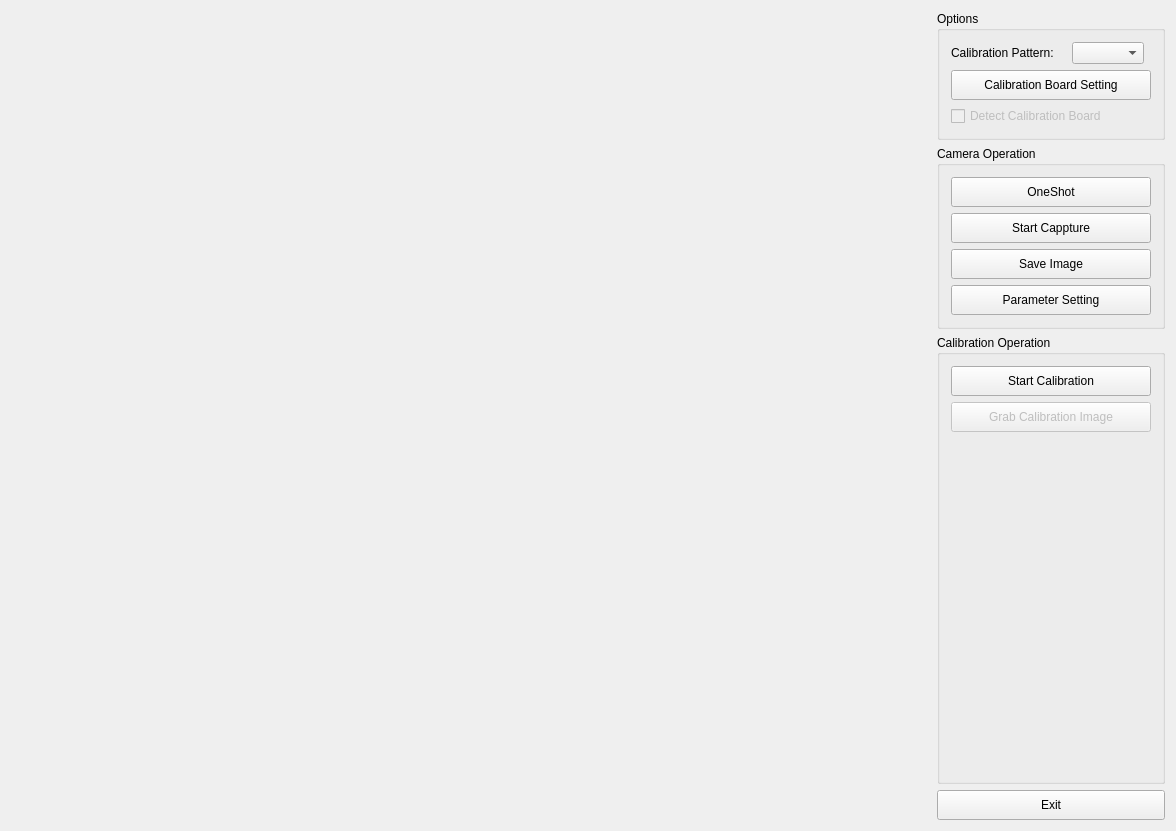
Old version of the form CalibrationApplication/DualViewsCalibrationWindow.ui in the repository ArthurRyan0803/CameraApplication.
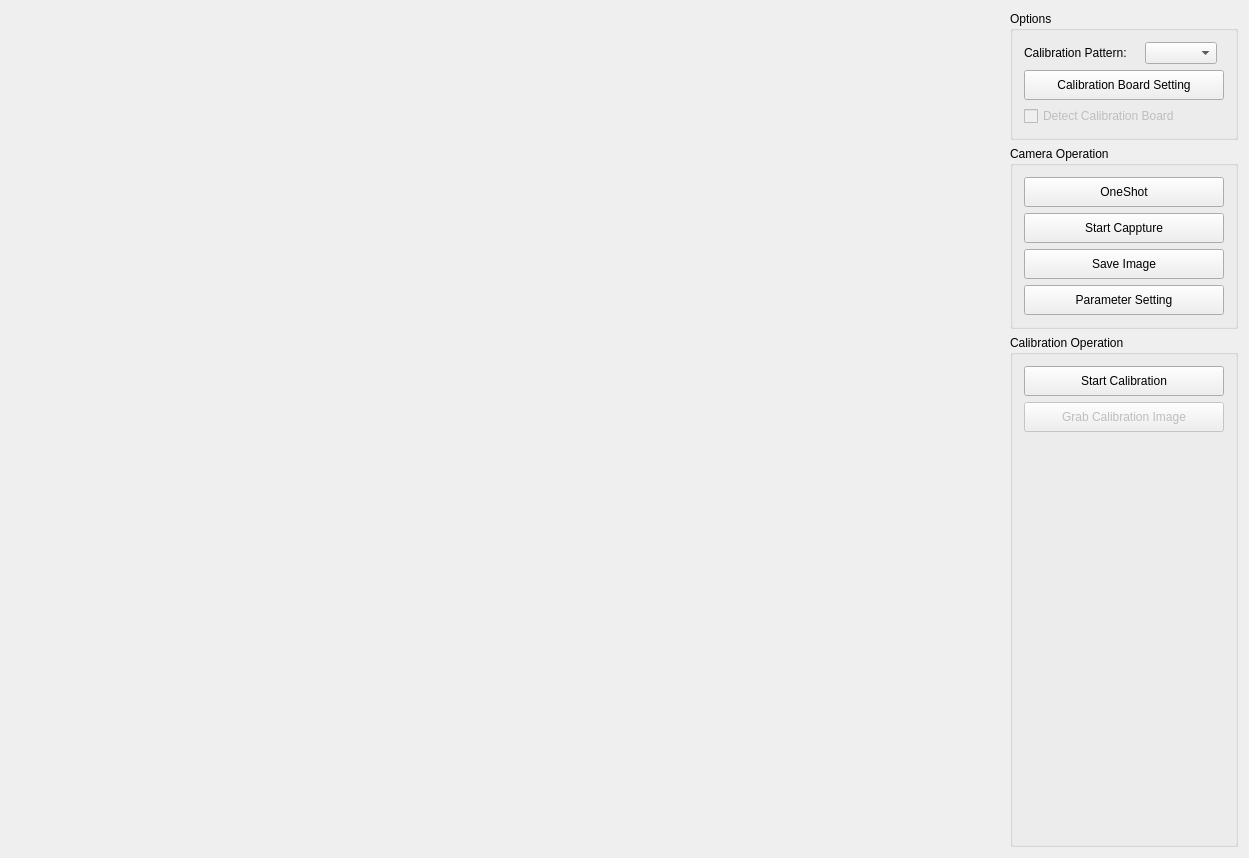
New version of the form.

What changed in the file:
```diff
--- a/CalibrationApplication/DualViewsCalibrationWindow.ui
+++ b/CalibrationApplication/DualViewsCalibrationWindow.ui
@@ -9,8 +9,8 @@
    <rect>
     <x>0</x>
     <y>0</y>
-    <width>1176</width>
-    <height>831</height>
+    <width>1249</width>
+    <height>858</height>
    </rect>
   </property>
   <property name="windowTitle">
@@ -112,7 +112,7 @@
          <item row="4" column="0" colspan="2">
           <widget class="QPushButton" name="btnCalibBoardSetting">
            <property name="sizePolicy">
-            <sizepolicy hsizetype="Fixed" vsizetype="Fixed">
+            <sizepolicy hsizetype="Minimum" vsizetype="Fixed">
              <horstretch>0</horstretch>
              <verstretch>0</verstretch>
             </sizepolicy>
@@ -140,7 +140,7 @@
       <item>
        <widget class="QGroupBox" name="gbCamOperations">
         <property name="sizePolicy">
-         <sizepolicy hsizetype="Maximum" vsizetype="Maximum">
+         <sizepolicy hsizetype="Minimum" vsizetype="Maximum">
           <horstretch>0</horstretch>
           <verstretch>0</verstretch>
          </sizepolicy>
@@ -152,7 +152,7 @@
          <item>
           <widget class="QPushButton" name="btnOneShot">
            <property name="sizePolicy">
-            <sizepolicy hsizetype="Fixed" vsizetype="Fixed">
+            <sizepolicy hsizetype="Minimum" vsizetype="Fixed">
              <horstretch>0</horstretch>
              <verstretch>0</verstretch>
             </sizepolicy>
@@ -177,7 +177,7 @@
          <item>
           <widget class="QPushButton" name="btnCapture">
            <property name="sizePolicy">
-            <sizepolicy hsizetype="Fixed" vsizetype="Fixed">
+            <sizepolicy hsizetype="Minimum" vsizetype="Fixed">
              <horstretch>0</horstretch>
              <verstretch>0</verstretch>
             </sizepolicy>
@@ -202,7 +202,7 @@
          <item>
           <widget class="QPushButton" name="btnSaveImage">
            <property name="sizePolicy">
-            <sizepolicy hsizetype="Fixed" vsizetype="Fixed">
+            <sizepolicy hsizetype="Minimum" vsizetype="Fixed">
              <horstretch>0</horstretch>
              <verstretch>0</verstretch>
             </sizepolicy>
@@ -227,7 +227,7 @@
          <item>
           <widget class="QPushButton" name="btnParameter">
            <property name="sizePolicy">
-            <sizepolicy hsizetype="Fixed" vsizetype="Fixed">
+            <sizepolicy hsizetype="Minimum" vsizetype="Fixed">
              <horstretch>0</horstretch>
              <verstretch>0</verstretch>
             </sizepolicy>
@@ -255,7 +255,7 @@
       <item>
        <widget class="QGroupBox" name="gbCalibOperations">
         <property name="sizePolicy">
-         <sizepolicy hsizetype="Maximum" vsizetype="Preferred">
+         <sizepolicy hsizetype="Minimum" vsizetype="Preferred">
           <horstretch>0</horstretch>
           <verstretch>0</verstretch>
          </sizepolicy>
@@ -267,7 +267,7 @@
          <item>
           <widget class="QPushButton" name="btnCalibration">
            <property name="sizePolicy">
-            <sizepolicy hsizetype="Fixed" vsizetype="Fixed">
+            <sizepolicy hsizetype="Minimum" vsizetype="Fixed">
              <horstretch>0</horstretch>
              <verstretch>0</verstretch>
             </sizepolicy>
@@ -295,7 +295,7 @@
             <bool>false</bool>
            </property>
            <property name="sizePolicy">
-            <sizepolicy hsizetype="Fixed" vsizetype="Fixed">
+            <sizepolicy hsizetype="Minimum" vsizetype="Fixed">
              <horstretch>0</horstretch>
              <verstretch>0</verstretch>
             </sizepolicy>
@@ -333,31 +333,6 @@
         </layout>
        </widget>
       </item>
-      <item>
-       <widget class="QPushButton" name="btnExit">
-        <property name="sizePolicy">
-         <sizepolicy hsizetype="Minimum" vsizetype="Fixed">
-          <horstretch>0</horstretch>
-          <verstretch>0</verstretch>
-         </sizepolicy>
-        </property>
-        <property name="minimumSize">
-         <size>
-          <width>200</width>
-          <height>30</height>
-         </size>
-        </property>
-        <property name="maximumSize">
-         <size>
-          <width>16777215</width>
-          <height>30</height>
-         </size>
-        </property>
-        <property name="text">
-         <string>Exit</string>
-        </property>
-       </widget>
-      </item>
      </layout>
     </item>
    </layout>
```
Left out of the diff: 2 changed lines with no effect on the pictures.
